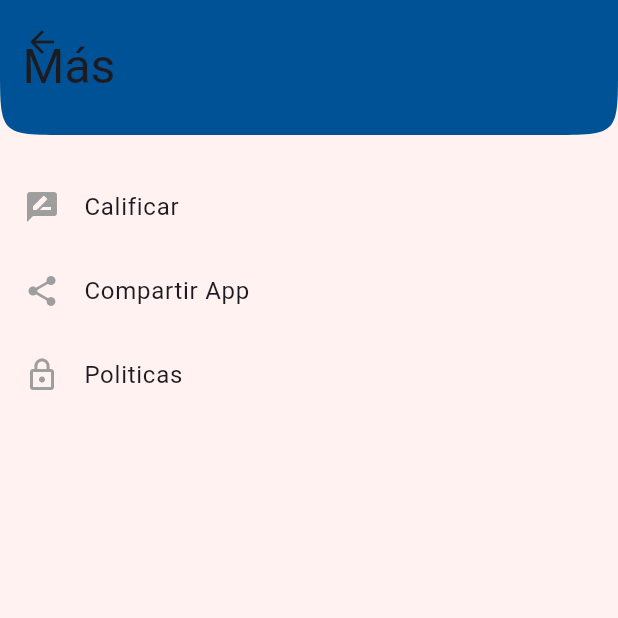
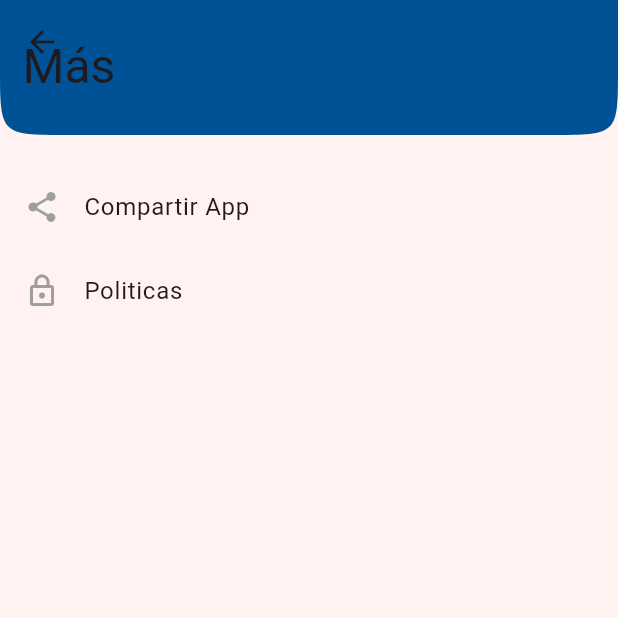
Before and after one commit to soyaaron/tvdominicana, a Flutter app: the More screen opened directly, on a phone screen of 412 x 824 dp, the top half of it. Run offline on Flutter 3.47's test engine with Material 3 defaults, Android fonts, the phone set to English and light mode, and no system bars; our stand-ins replace chewie, flutter_widget_from_html, share, video_player; missing offline and left inert: lecle_yoyo_player; network calls fail.

```diff
--- a/lib/more.dart
+++ b/lib/more.dart
@@ -46,11 +46,11 @@ class _MoreState extends State<More> {
         padding: const EdgeInsets.only(top: 20),
         child: Column(
           children: <Widget>[
-            ListTile(
-              title: Text("Calificar"),
-              leading: Icon(Icons.rate_review, color: Colors.grey),
-              onTap: abrirResenas,
-            ),
+//            ListTile(
+//              title: Text("Calificar"),
+//              leading: Icon(Icons.rate_review, color: Colors.grey),
+//              onTap: abrirResenas,
+//            ),
             ListTile(
               title: Text("Compartir App"),
               leading: Icon(Icons.share, color: Colors.grey),
--- a/pubspec.yaml
+++ b/pubspec.yaml
@@ -16,7 +16,7 @@ publish_to: 'none' # Remove this line if you wish to publish to pub.dev
 # https://developer.apple.com/library/archive/documentation/General/Reference/InfoPlistKeyReference/Articles/CoreFoundationKeys.html
 # In Windows, build-name is used as the major, minor, and patch parts
 # of the product and file versions while build-number is used as the build suffix.
-version: 1.0.0+1
+version: 1.5.3+1
 
 environment:
   sdk: '>=3.2.6 <4.0.0'
```
Also changed, not shown: lib/tvprofile.dart (+19 -19 lines), 3 other files.
